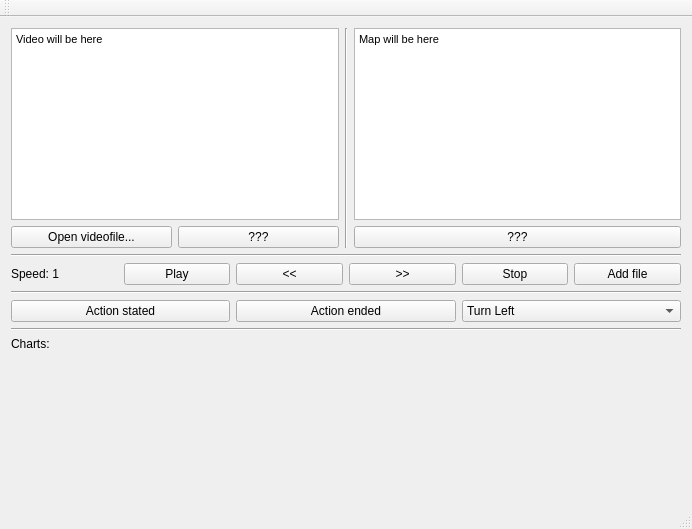
Before: the Qt Designer form mainwindow.ui in dkanafeev/action-labeling-road-defects, drawn with Qt 5.
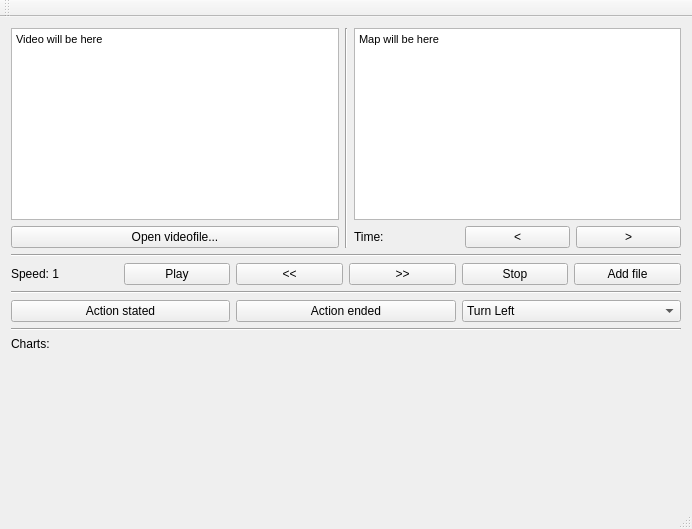
After: the same form once the commit is applied.

The edit to the form file:
```diff
--- a/mainwindow.ui
+++ b/mainwindow.ui
@@ -204,13 +204,6 @@
               </property>
              </widget>
             </item>
-            <item>
-             <widget class="QPushButton" name="pushButton_2">
-              <property name="text">
-               <string>???</string>
-              </property>
-             </widget>
-            </item>
            </layout>
           </item>
          </layout>
@@ -256,9 +249,23 @@
           <item>
            <layout class="QHBoxLayout" name="horizontalLayout">
             <item>
-             <widget class="QPushButton" name="pushButton_3">
+             <widget class="QLabel" name="mapTimeLabel">
               <property name="text">
-               <string>???</string>
+               <string>Time:</string>
+              </property>
+             </widget>
+            </item>
+            <item>
+             <widget class="QPushButton" name="mapNextRecButton">
+              <property name="text">
+               <string>&lt;</string>
+              </property>
+             </widget>
+            </item>
+            <item>
+             <widget class="QPushButton" name="mapPrevRecButton">
+              <property name="text">
+               <string>&gt;</string>
               </property>
              </widget>
             </item>
```
Left out of the diff: 2 changed lines with no effect on the pictures.
